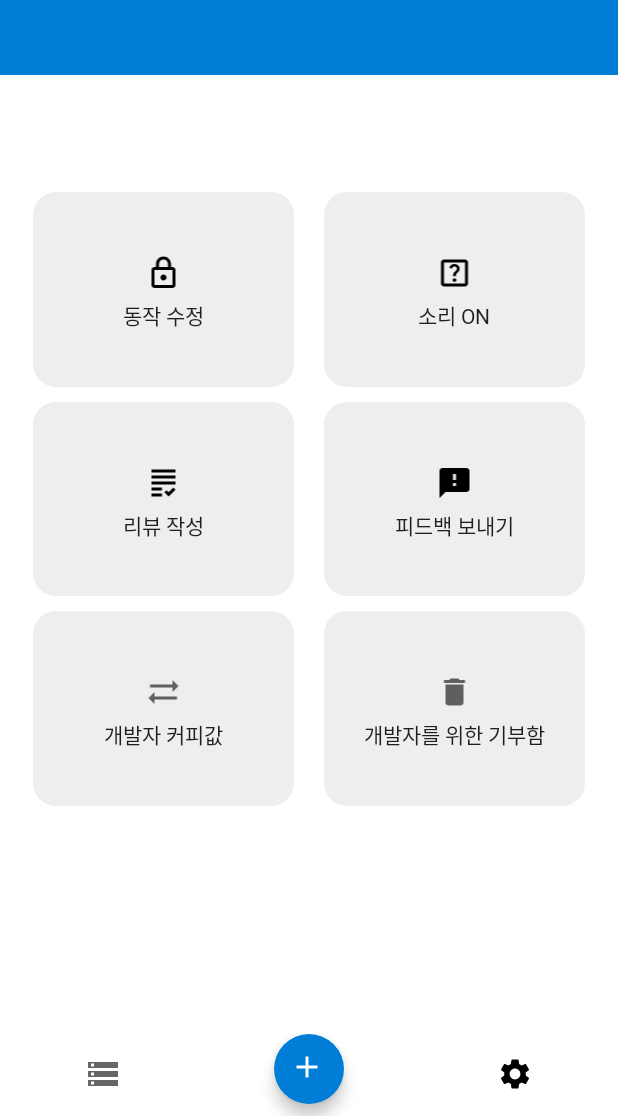
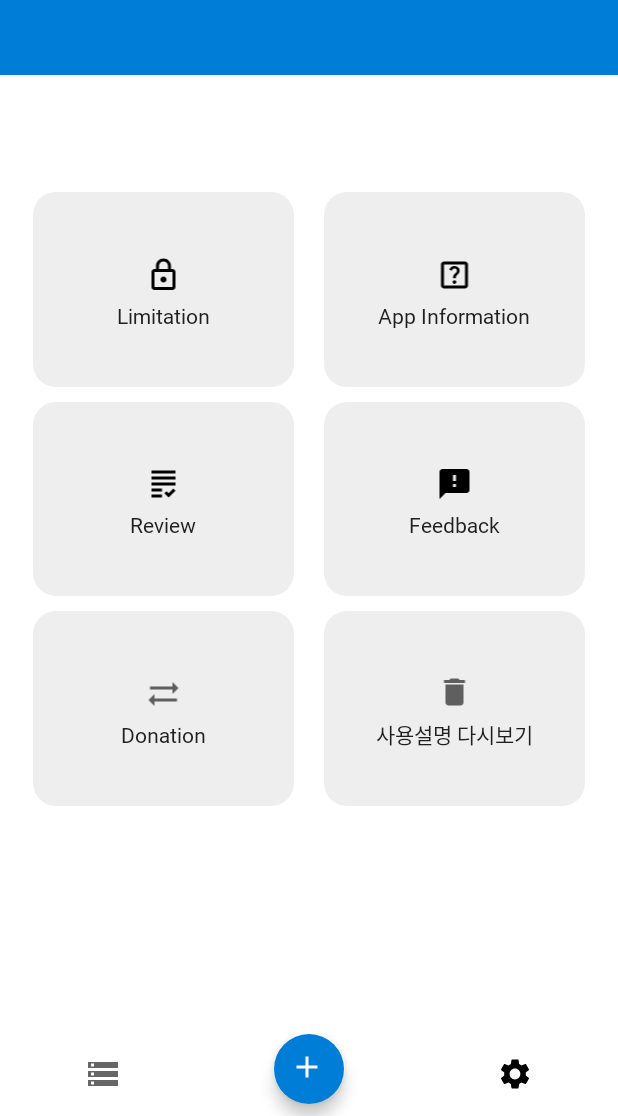
Before and after one commit to seungking/Android_MD, an Android app: the MainActivity screen opened directly, with no data from a screen before it, item 3 of the bottom bar chosen, on a phone screen of 412 x 824 dp, the part 120-1236 px from its top. Run offline under Robolectric (Android 15) with nearby library versions, the phone set to English and light mode, and no system bars; our stand-ins replace AdMob, navigation-ui; libraries missing offline, so code that uses them is left out: com.jakewharton.rxrelay2, com.suke.widget, me.saket.inboxrecyclerview; plain views replace ContinuousScrollableImageView; 11 statements that could not run were skipped.

Commit message:
Exemo supports Multi Languages
- English and Korean

```diff
--- a/app/src/main/java/kiman/androidmd/fragment/SettingsFragment2.kt
+++ b/app/src/main/java/kiman/androidmd/fragment/SettingsFragment2.kt
@@ -10,8 +10,10 @@ import android.view.ViewGroup
 import android.widget.LinearLayout
 import androidx.fragment.app.Fragment
 import androidx.navigation.findNavController
+import androidx.preference.PreferenceManager
 import com.google.android.play.core.review.ReviewManagerFactory
 import kiman.androidmd.MainActivity
+import kiman.androidmd.OnBoardActivity
 import kiman.androidmd.R
 
 class SettingsFragment2: Fragment() {
@@ -72,6 +74,14 @@ class SettingsFragment2: Fragment() {
         cat_donation?.setOnClickListener { view->
 
         }
+
+        val cat_not = view.findViewById<LinearLayout>(R.id.cat_not)
+        cat_not?.setOnClickListener { view->
+
+            val pref = PreferenceManager.getDefaultSharedPreferences(context)
+            pref.edit().putBoolean("fromsetting",false).commit();
+            startActivity(Intent(context, OnBoardActivity::class.java))
+        }
         return view
     }
 
--- a/app/src/main/res/layout/fragment_settings.xml
+++ b/app/src/main/res/layout/fragment_settings.xml
@@ -49,7 +49,7 @@
                     android:layout_width="wrap_content"
                     android:layout_height="wrap_content"
                     android:fontFamily="@font/g_medium"
-                    android:text="동작 수정" />
+                    android:text="@string/frag_settings_limit" />
 
             </LinearLayout>
 
@@ -78,7 +78,7 @@
                     android:layout_width="wrap_content"
                     android:layout_height="wrap_content"
                     android:fontFamily="@font/g_medium"
-                    android:text="소리 ON"/>
+                    android:text="@string/frag_settings_appInfor"/>
 
 
             </LinearLayout>
@@ -109,7 +109,7 @@
                     android:layout_width="wrap_content"
                     android:layout_height="wrap_content"
                     android:fontFamily="@font/g_medium"
-                    android:text="리뷰 작성"/>
+                    android:text="@string/frag_settings_review"/>
 
 
             </LinearLayout>
@@ -140,7 +140,7 @@
                     android:layout_width="wrap_content"
                     android:layout_height="wrap_content"
                     android:fontFamily="@font/g_medium"
-                    android:text="피드백 보내기"/>
+                    android:text="@string/frag_settings_feedback"/>
 
 
             </LinearLayout>
@@ -170,7 +170,7 @@
                     android:layout_width="wrap_content"
                     android:layout_height="wrap_content"
                     android:fontFamily="@font/g_medium"
-                    android:text="개발자 커피값"/>
+                    android:text="@string/frag_settings_donation"/>
 
 
             </LinearLayout>
@@ -201,8 +201,7 @@
                     android:layout_width="wrap_content"
                     android:layout_height="wrap_content"
                     android:fontFamily="@font/g_medium"
-                    android:text="개발자를 위한 기부함"/>
-
+                    android:text="사용설명 다시보기"/>
 
             </LinearLayout>
 
```
Also changed, not shown: app/src/main/java/kiman/androidmd/OnBoardActivity.java (+8 -1 lines), app/src/main/java/kiman/androidmd/adapter/ViewPagerAdapter.java (+16 -15 lines).
